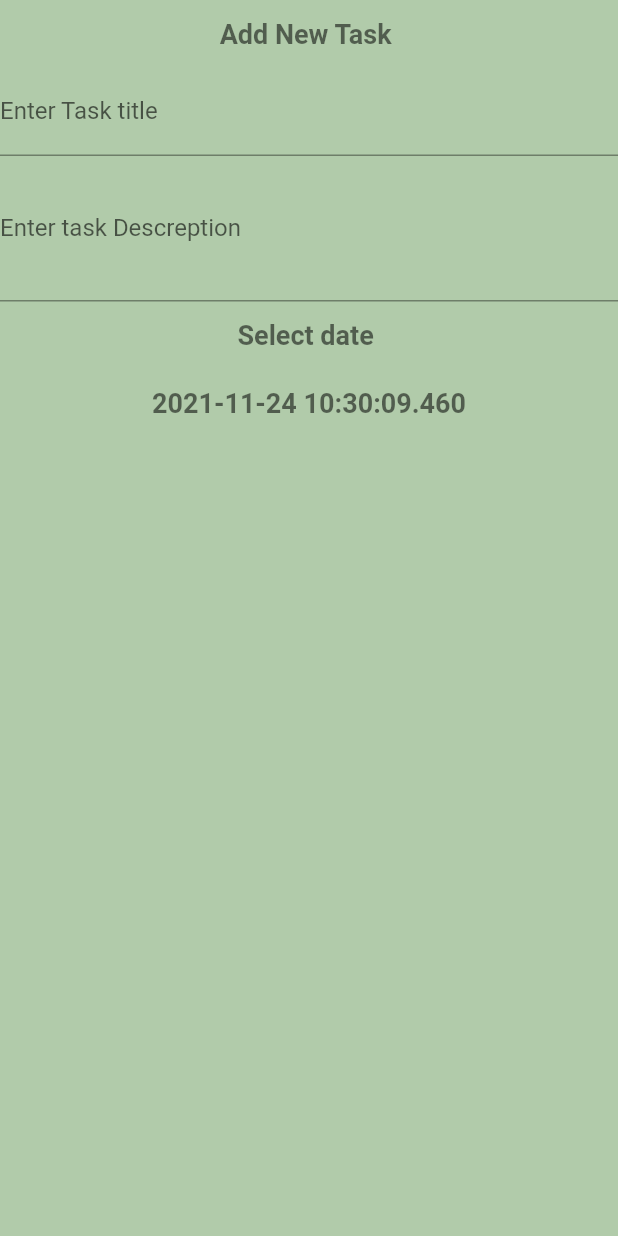
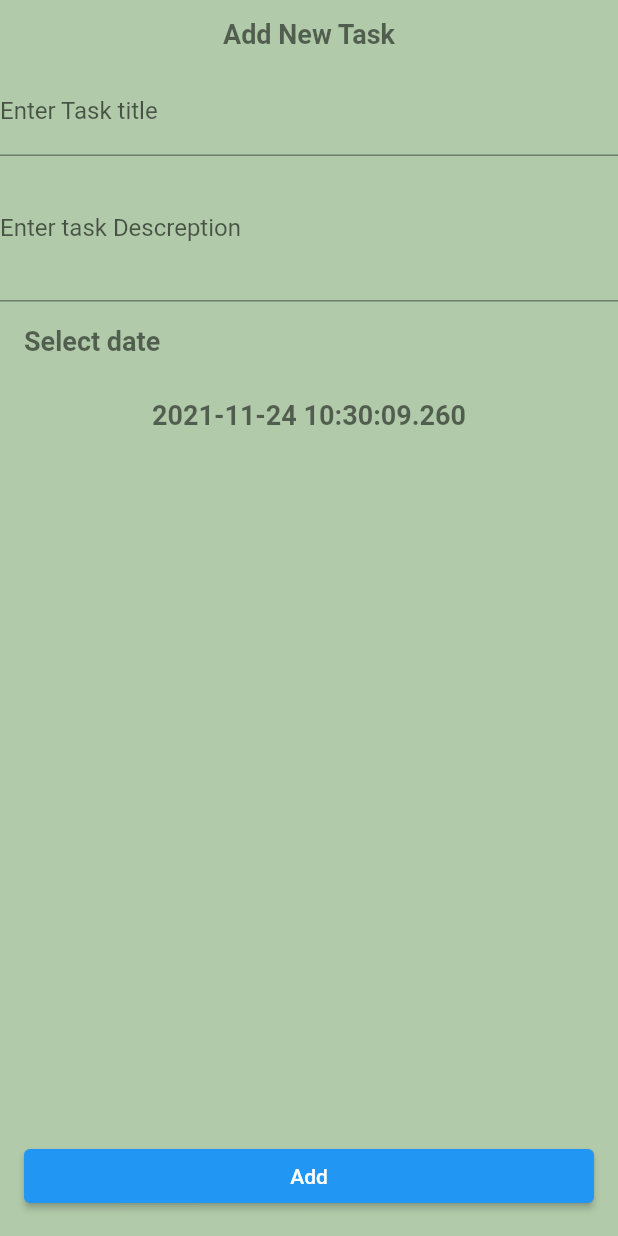
Before and after one commit to A-hmed/todo_app_thurs, a Flutter app: the AddTaskBottomSheet widget shown alone on an empty page, opened directly, on a phone screen of 412 x 824 dp. Run offline on Flutter 3.47's test engine with Material 2 defaults, Android fonts, the phone set to English and light mode, and no system bars; our stand-ins replace cloud_firestore, firebase_core, flutter_slidable, table_calendar; accounts and stored records are empty; generated files the repository leaves out were written again.

```diff
--- /dev/null
+++ b/lib/DataBase/Models/Todo.dart
@@ -0,0 +1,30 @@
+import 'package:cloud_firestore/cloud_firestore.dart';
+
+class Todo{
+  late String title;
+  late String descreption;
+  late bool isDone;
+  late DateTime dateTime;
+  late String id;
+  Todo({ this.id='',required this.title,required this.descreption,
+    required this.dateTime, this.isDone=false});
+
+      Todo.fromJson(Map<String,Object?> json){
+        Timestamp timestamp=json['dateTime'] as Timestamp;
+      id=json['id'] as String;
+    title=json['title'] as String;
+    descreption= json['descreption'] as String;
+        isDone=json['isDone'] as bool;
+        dateTime=timestamp.toDate();
+  }
+
+  Map<String, Object> toJson() {
+    return {
+      'id':id,
+      'title': title,
+      'descreption': descreption,
+      'isDone':isDone,
+      'dateTime':dateTime,
+    };
+  }
+}
--- a/lib/Home/AddTaskBottomSheet.dart
+++ b/lib/Home/AddTaskBottomSheet.dart
@@ -1,60 +1,128 @@
+import 'package:cloud_firestore/cloud_firestore.dart';
 import 'package:flutter/material.dart';
+import 'package:intl/intl.dart';
+import 'package:provider/provider.dart';
+import 'package:todo_app/DataBase/FireBaseUtils.dart';
+import 'package:todo_app/DataBase/Models/Todo.dart';
+import 'package:todo_app/Providers/ListProvider.dart';
 
 class AddTaskBottomSheet extends StatefulWidget {
-
-
   @override
   _AddTaskBottomSheetState createState() => _AddTaskBottomSheetState();
 }
 
 class _AddTaskBottomSheetState extends State<AddTaskBottomSheet> {
-  DateTime date=DateTime.now();
+  DateTime? dateTime = DateTime.now();
+  String title = '';
+  String descreption = '';
+
+  @override
+  void initState() {
+    // TODO: implement initState
+    super.initState();
+  }
+
+  final formKey = GlobalKey<FormState>();
+
   @override
   Widget build(BuildContext context) {
-    return  Column(
+    ListProvider listProvider=Provider.of(context);
+    return Column(
+      crossAxisAlignment: CrossAxisAlignment.stretch,
       children: [
         Container(
             margin: EdgeInsets.all(12),
-            child: Text('Add New Task ',style: Theme.of(context).textTheme.headline2,)),
-
-        TextField(
+            child: Text(
+              'Add New Task ',
+              style: Theme.of(context).textTheme.headline2,
+              textAlign: TextAlign.center,
+            )),
+        Form(
+          key: formKey,
+          child: Column(
+            children: [
+              TextFormField(
+                onChanged: (text) {
+                  title = text;
+                },
+                validator: (text) {
+                  if (text == null || text.isEmpty) {
+                    return 'Enter title here';
+                  }
+                },
                 decoration: InputDecoration(
                   labelText: 'Enter Task title',
                 ),
               ),
-        TextField(
+              TextFormField(
+                onChanged: (text) {
+                  descreption = text;
+                },
+                validator: (text) {
+                  if (text == null || text.isEmpty) {
+                    return 'Enter Decreption here';
+                  }
+                },
                 decoration: InputDecoration(
                   labelText: 'Enter task Descreption',
                 ),
                 minLines: 3,
                 maxLines: 3,
               ),
+            ],
+          ),
+        ),
+        Container(
+            width: double.infinity,
+            margin: EdgeInsets.all(16),
+            child: Text(
+              'Select date ',
+              style: Theme.of(context).textTheme.headline2,
+              textAlign: TextAlign.start,
+            )),
         InkWell(
-           onTap: (){
+          onTap: () {
             showMyDatePicker();
           },
           child: Container(
               margin: EdgeInsets.all(12),
-              child: Text('Select date ',style: Theme.of(context).textTheme.headline2,)),
+              child: Text(
+                dateTime.toString(),
+                style: Theme.of(context).textTheme.headline2,
+                textAlign: TextAlign.center,
+              )),
         ),
+        Spacer(),
         Container(
-            margin: EdgeInsets.all(12),
-            child: Text(date.toString(),style: Theme.of(context).textTheme.headline2,))
-
+            margin: EdgeInsets.all(16),
+            child: ElevatedButton(onPressed: (){
+              addTodo();
+              listProvider.refreshTodo();
+            }, child: Text('Add')))
       ],
     );
   }
 
+  void addTodo() {
+
+    if(!formKey.currentState!.validate()) return;
+    Todo todo =
+        Todo(title: title, descreption: descreption, dateTime:dateTime! );
+    addTodoToFireStore(todo);
+    Navigator.pop(context);
+  }
+
   void showMyDatePicker() {
-   showDatePicker(context: context,
+    showDatePicker(
+            context: context,
             initialDate: DateTime.now(),
-        firstDate: DateTime.now() ,
-        lastDate: DateTime.now().add(Duration(days: 365))).then((date) {
-
-          this.date=date;
-          setState(() {
-
-          });
+            firstDate: DateTime.now(),
+            lastDate: DateTime.now().add(Duration(days: 365)))
+        .then((date) {
+      if (date != null) {
+        this.dateTime = date;
+        setState(() {});
+      }
     });
   }
 }
--- a/lib/Home/Home.dart
+++ b/lib/Home/Home.dart
@@ -5,7 +5,7 @@ import 'package:todo_app/Home/SettingsTab/SettingsTab.dart';
 
 class Home extends StatefulWidget {
   static final  ROUTE_NAME='Home';
-  const Home({Key key}) : super(key: key);
+
 
   @override
   _HomeState createState() => _HomeState();
@@ -25,7 +25,7 @@ class _HomeState extends State<Home> {
     //  body:
     appBar: AppBar(
       title: Text('To Do List'),
-      toolbarHeight: MediaQuery.of(context).size.height*.2,
+      toolbarHeight: MediaQuery.of(context).size.height*.1,
     ),
       floatingActionButtonLocation:FloatingActionButtonLocation.centerDocked ,
       floatingActionButton: FloatingActionButton(
--- a/lib/Home/SettingsTab/LanguageBottomSheet.dart
+++ b/lib/Home/SettingsTab/LanguageBottomSheet.dart
@@ -3,7 +3,7 @@ import 'package:provider/provider.dart';
 import 'package:todo_app/Providers/AppConfigProvider.dart';
 
 class LanguageBottomSheet extends StatefulWidget {
-  const LanguageBottomSheet({Key key}) : super(key: key);
+
 
   @override
   _LanguageBottomSheetState createState() => _LanguageBottomSheetState();
--- a/lib/Home/SettingsTab/ThemeBottomSheet.dart
+++ b/lib/Home/SettingsTab/ThemeBottomSheet.dart
@@ -3,7 +3,6 @@ import 'package:provider/provider.dart';
 import 'package:todo_app/Providers/AppConfigProvider.dart';
 import 'package:flutter_gen/gen_l10n/app_localizations.dart';
 class ThemeBottomSheet extends StatefulWidget {
-  const ThemeBottomSheet({Key key}) : super(key: key);
 
   @override
   _ThemeBottomSheetState createState() => _ThemeBottomSheetState();
@@ -20,13 +19,13 @@ class _ThemeBottomSheetState extends State<ThemeBottomSheet> {
             onTap: (){
               provider.setNewTheme(ThemeMode.light);
             },
-            child: getItemDesign(AppLocalizations.of(context).light,
+            child: getItemDesign(AppLocalizations.of(context)!.light,
                 provider.themeMode==ThemeMode.light)),
         InkWell(
             onTap: (){
               provider.setNewTheme(ThemeMode.dark);
             },
-            child: getItemDesign(AppLocalizations.of(context).dark,
+            child: getItemDesign(AppLocalizations.of(context)!.dark,
                 provider.themeMode==ThemeMode.dark)),
       ],
     );
--- a/pubspec.yaml
+++ b/pubspec.yaml
@@ -18,7 +18,7 @@ publish_to: 'none' # Remove this line if you wish to publish to pub.dev
 version: 1.0.0+1
 
 environment:
-  sdk: ">=2.7.0 <3.0.0"
+  sdk: ">=2.12.0 <3.0.0"
 
 dependencies:
   flutter:
@@ -33,6 +33,8 @@ dependencies:
   cupertino_icons: ^1.0.2
   table_calendar: ^3.0.3
   flutter_slidable: ^1.0.0
+  firebase_core: "^1.10.0"
+  cloud_firestore: "^3.1.0"
 dev_dependencies:
   flutter_test:
     sdk: flutter
```
Also changed, not shown: lib/DataBase/FireBaseUtils.dart (added, +24 -0 lines), lib/Home/ListTab/ListTab.dart (+25 -9 lines), lib/Home/ListTab/TodoItem.dart (+14 -2 lines), lib/Home/SettingsTab/SettingsTab.dart (+4 -5 lines), lib/Providers/ListProvider.dart (added, +25 -0 lines), lib/main.dart (+18 -3 lines), pubspec.lock, 3 other files. Lines whose indentation alone changed are shown as unchanged.
